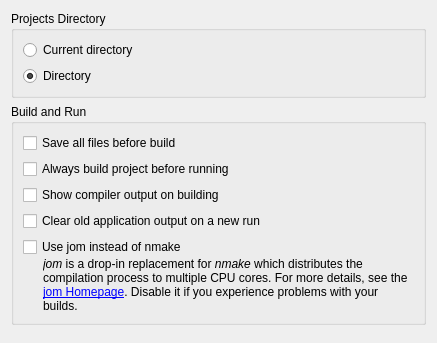
Qt form src/plugins/projectexplorer/projectexplorersettingspage.ui (qt-creator/qt-creator) before a commit.
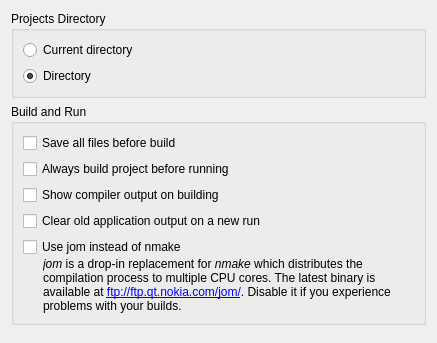
The same form after that commit. Custom widgets are drawn as their Qt base class.

Commit message:
don't link to the jom project page but to the download location
On the project page isn't much information for the end user.

Patch:
```diff
--- a/src/plugins/projectexplorer/projectexplorersettingspage.ui
+++ b/src/plugins/projectexplorer/projectexplorersettingspage.ui
@@ -101,7 +101,7 @@
         <item>
          <widget class="QLabel" name="jomLabel">
           <property name="text">
-           <string>&lt;i&gt;jom&lt;/i&gt; is a drop-in replacement for &lt;i&gt;nmake&lt;/i&gt; which distributes the compilation process to multiple CPU cores. For more details, see the &lt;a href=&quot;http://qt.gitorious.org/qt-labs/jom/&quot;&gt;jom Homepage&lt;/a&gt;. Disable it if you experience problems with your builds.</string>
+           <string>&lt;i&gt;jom&lt;/i&gt; is a drop-in replacement for &lt;i&gt;nmake&lt;/i&gt; which distributes the compilation process to multiple CPU cores. The latest binary is available at &lt;a href=&quot;ftp://ftp.qt.nokia.com/jom/&quot;&gt;ftp://ftp.qt.nokia.com/jom/&lt;/a&gt;. Disable it if you experience problems with your builds.</string>
           </property>
           <property name="wordWrap">
            <bool>true</bool>
```
